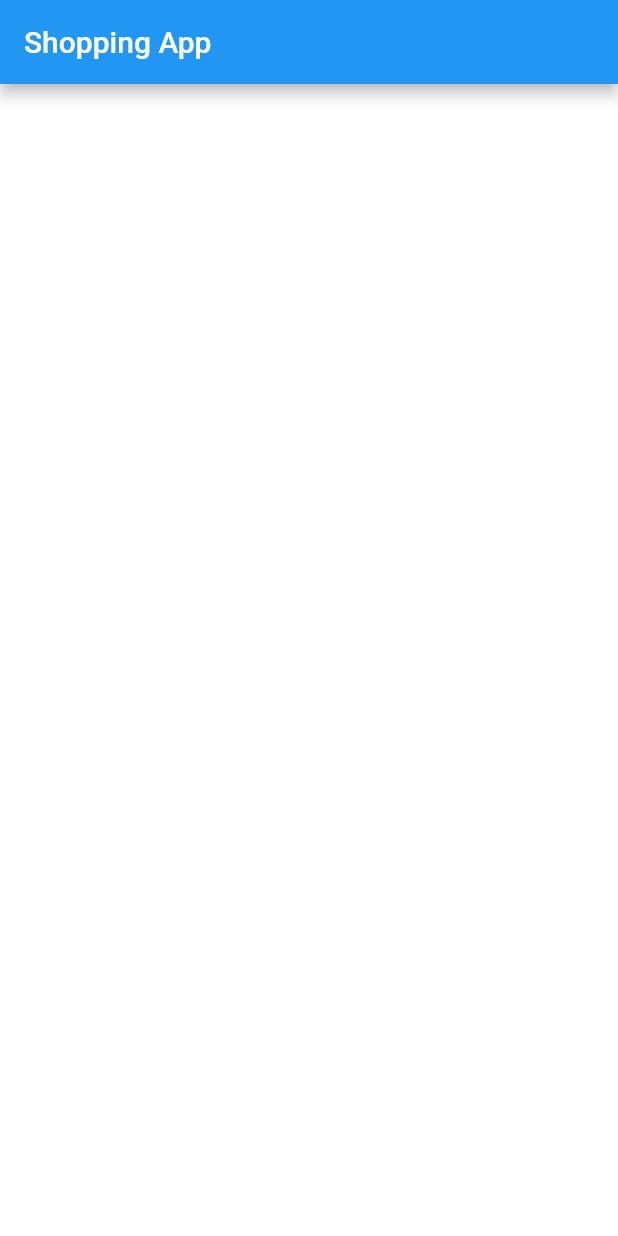
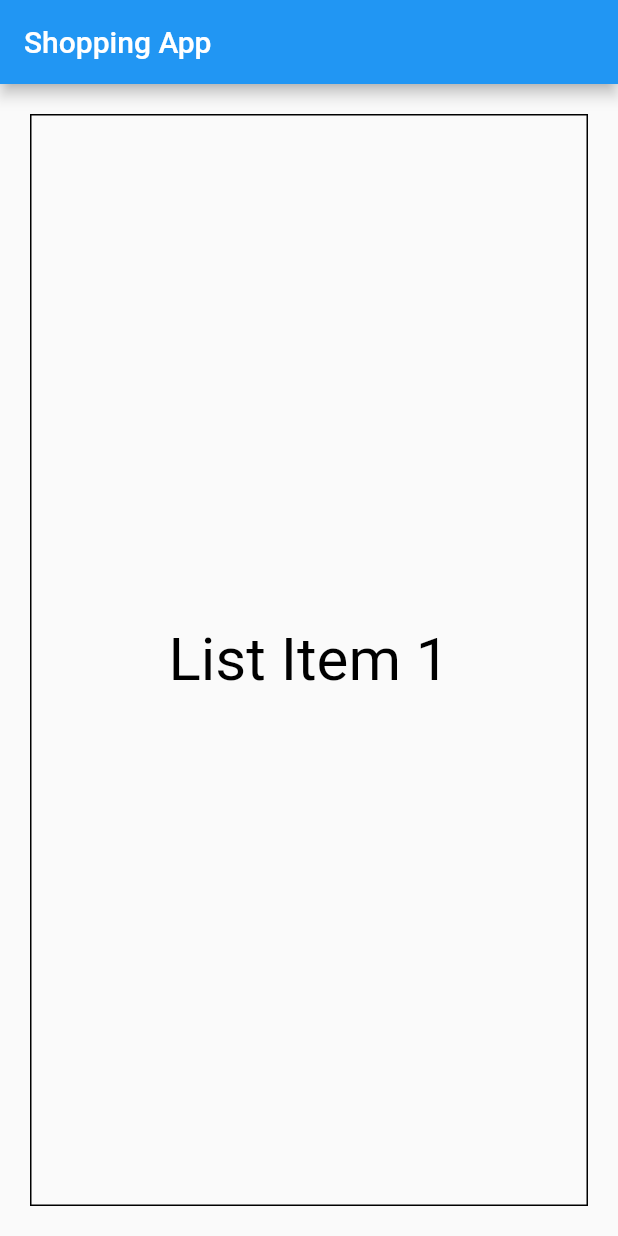
Before and after one commit to rohan20/flutter-shopping-app, a Flutter app: the screen it shows after launch, on a phone screen of 412 x 824 dp. Run offline on Flutter 3.47's test engine with Material 2 defaults, Android fonts, the phone set to English and light mode, and no system bars.

Commit message:
added basic list item

```diff
--- a/lib/home/ShoppingListPage.dart
+++ b/lib/home/ShoppingListPage.dart
@@ -6,9 +6,7 @@ class ShoppingListPage extends StatelessWidget {
     return new MaterialApp(
       debugShowCheckedModeBanner: false,
       home: new Scaffold(
-        body: new Container(
-          color: Colors.white,
-        ),
+        body: new ShoppingListItem(),
         appBar: new AppBar(
           title: new Text("Shopping App"),
         ),
@@ -16,3 +14,27 @@ class ShoppingListPage extends StatelessWidget {
     );
   }
 }
+
+class ShoppingListItem extends StatelessWidget {
+  @override
+  Widget build(BuildContext context) {
+    return new Container(
+      decoration: new BoxDecoration(
+        border: Border.all(
+          color: Colors.black,
+          width: 1.0,
+        )
+      ),
+      margin: const EdgeInsets.all(20.0),
+      child: Center(
+        child: new Text(
+          "List Item 1",
+          style: TextStyle(
+            fontSize: 40.0,
+            color: Colors.black,
+          ),
+        ),
+      ),
+    );
+  }
+}
```
